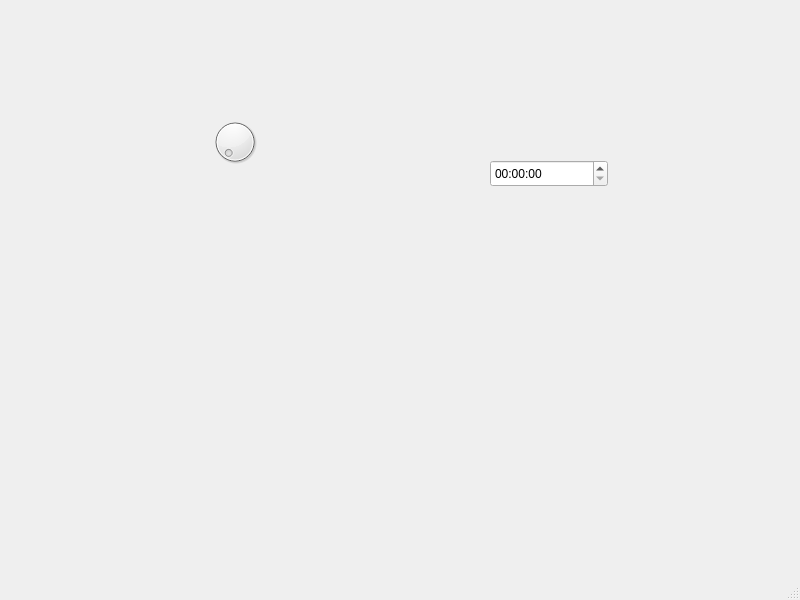
The window that app/mainwindow.ui (Bill2462/Cluster) describes before a commit, drawn with Qt 5.
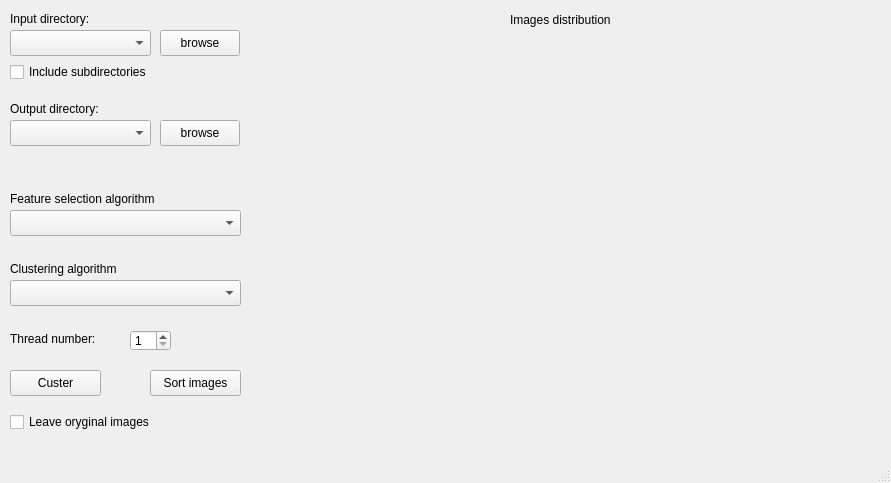
The same window after the commit.

Commit message: add window layout and set fixed window size

Diff of the .ui file:
```diff
--- a/app/mainwindow.ui
+++ b/app/mainwindow.ui
@@ -6,32 +6,231 @@
    <rect>
     <x>0</x>
     <y>0</y>
-    <width>800</width>
-    <height>600</height>
+    <width>891</width>
+    <height>483</height>
    </rect>
   </property>
   <property name="windowTitle">
    <string>MainWindow</string>
   </property>
   <widget class="QWidget" name="centralwidget">
-   <widget class="QDial" name="dial">
+   <widget class="QLabel" name="inputDir_label">
     <property name="geometry">
      <rect>
-      <x>210</x>
-      <y>110</y>
-      <width>50</width>
-      <height>64</height>
+      <x>10</x>
+      <y>10</y>
+      <width>101</width>
+      <height>18</height>
      </rect>
     </property>
+    <property name="text">
+     <string>Input directory:</string>
+    </property>
    </widget>
-   <widget class="QTimeEdit" name="timeEdit">
+   <widget class="QLabel" name="outputDir_label">
     <property name="geometry">
      <rect>
-      <x>490</x>
-      <y>160</y>
-      <width>118</width>
-      <height>27</height>
+      <x>10</x>
+      <y>100</y>
+      <width>111</width>
+      <height>18</height>
      </rect>
+    </property>
+    <property name="text">
+     <string>Output directory:</string>
+    </property>
+   </widget>
+   <widget class="QComboBox" name="inputDir_combo">
+    <property name="geometry">
+     <rect>
+      <x>10</x>
+      <y>30</y>
+      <width>141</width>
+      <height>26</height>
+     </rect>
+    </property>
+   </widget>
+   <widget class="QPushButton" name="inputDir_browse">
+    <property name="geometry">
+     <rect>
+      <x>160</x>
+      <y>30</y>
+      <width>80</width>
+      <height>26</height>
+     </rect>
+    </property>
+    <property name="text">
+     <string>browse</string>
+    </property>
+   </widget>
+   <widget class="QComboBox" name="outputDir_combo">
+    <property name="geometry">
+     <rect>
+      <x>10</x>
+      <y>120</y>
+      <width>141</width>
+      <height>26</height>
+     </rect>
+    </property>
+   </widget>
+   <widget class="QPushButton" name="outputDir_browse">
+    <property name="geometry">
+     <rect>
+      <x>160</x>
+      <y>120</y>
+      <width>80</width>
+      <height>26</height>
+     </rect>
+    </property>
+    <property name="text">
+     <string>browse</string>
+    </property>
+   </widget>
+   <widget class="QComboBox" name="featureSelection_comboBox">
+    <property name="geometry">
+     <rect>
+      <x>10</x>
+      <y>210</y>
+      <width>231</width>
+      <height>26</height>
+     </rect>
+    </property>
+   </widget>
+   <widget class="QCheckBox" name="inputDir_includeSubdirs">
+    <property name="geometry">
+     <rect>
+      <x>10</x>
+      <y>60</y>
+      <width>161</width>
+      <height>24</height>
+     </rect>
+    </property>
+    <property name="text">
+     <string>Include subdirectories</string>
+    </property>
+   </widget>
+   <widget class="QLabel" name="featureSelection_label">
+    <property name="geometry">
+     <rect>
+      <x>10</x>
+      <y>190</y>
+      <width>181</width>
+      <height>18</height>
+     </rect>
+    </property>
+    <property name="text">
+     <string>Feature selection algorithm</string>
+    </property>
+   </widget>
+   <widget class="QLabel" name="clusteringAlgorithm_label">
+    <property name="geometry">
+     <rect>
+      <x>10</x>
+      <y>260</y>
+      <width>181</width>
+      <height>18</height>
+     </rect>
+    </property>
+    <property name="text">
+     <string>Clustering algorithm</string>
+    </property>
+   </widget>
+   <widget class="QComboBox" name="clusteringAlgorithm_comboBox">
+    <property name="geometry">
+     <rect>
+      <x>10</x>
+      <y>280</y>
+      <width>231</width>
+      <height>26</height>
+     </rect>
+    </property>
+   </widget>
+   <widget class="QPushButton" name="cluster_button">
+    <property name="geometry">
+     <rect>
+      <x>10</x>
+      <y>370</y>
+      <width>91</width>
+      <height>26</height>
+     </rect>
+    </property>
+    <property name="text">
+     <string>Custer</string>
+    </property>
+   </widget>
+   <widget class="QPushButton" name="sortImages_button">
+    <property name="geometry">
+     <rect>
+      <x>150</x>
+      <y>370</y>
+      <width>91</width>
+      <height>26</height>
+     </rect>
+    </property>
+    <property name="text">
+     <string>Sort images</string>
+    </property>
+   </widget>
+   <widget class="QCheckBox" name="leaveOryginals_checkbox">
+    <property name="geometry">
+     <rect>
+      <x>10</x>
+      <y>410</y>
+      <width>161</width>
+      <height>24</height>
+     </rect>
+    </property>
+    <property name="text">
+     <string>Leave oryginal images</string>
+    </property>
+   </widget>
+   <widget class="QSpinBox" name="threadCount">
+    <property name="geometry">
+     <rect>
+      <x>130</x>
+      <y>330</y>
+      <width>41</width>
+      <height>21</height>
+     </rect>
+    </property>
+    <property name="minimum">
+     <number>1</number>
+    </property>
+   </widget>
+   <widget class="QLabel" name="threadCount_label">
+    <property name="geometry">
+     <rect>
+      <x>10</x>
+      <y>330</y>
+      <width>101</width>
+      <height>18</height>
+     </rect>
+    </property>
+    <property name="text">
+     <string>Thread number:</string>
+    </property>
+   </widget>
+   <widget class="QWidget" name="graph" native="true">
+    <property name="geometry">
+     <rect>
+      <x>250</x>
+      <y>30</y>
+      <width>631</width>
+      <height>401</height>
+     </rect>
+    </property>
+   </widget>
+   <widget class="QLabel" name="label">
+    <property name="geometry">
+     <rect>
+      <x>510</x>
+      <y>10</y>
+      <width>121</width>
+      <height>20</height>
+     </rect>
+    </property>
+    <property name="text">
+     <string>Images distribution</string>
     </property>
    </widget>
   </widget>
```
Left out of the diff: 4 changed lines with no effect on the pictures. The commit also changes 1 other file.
